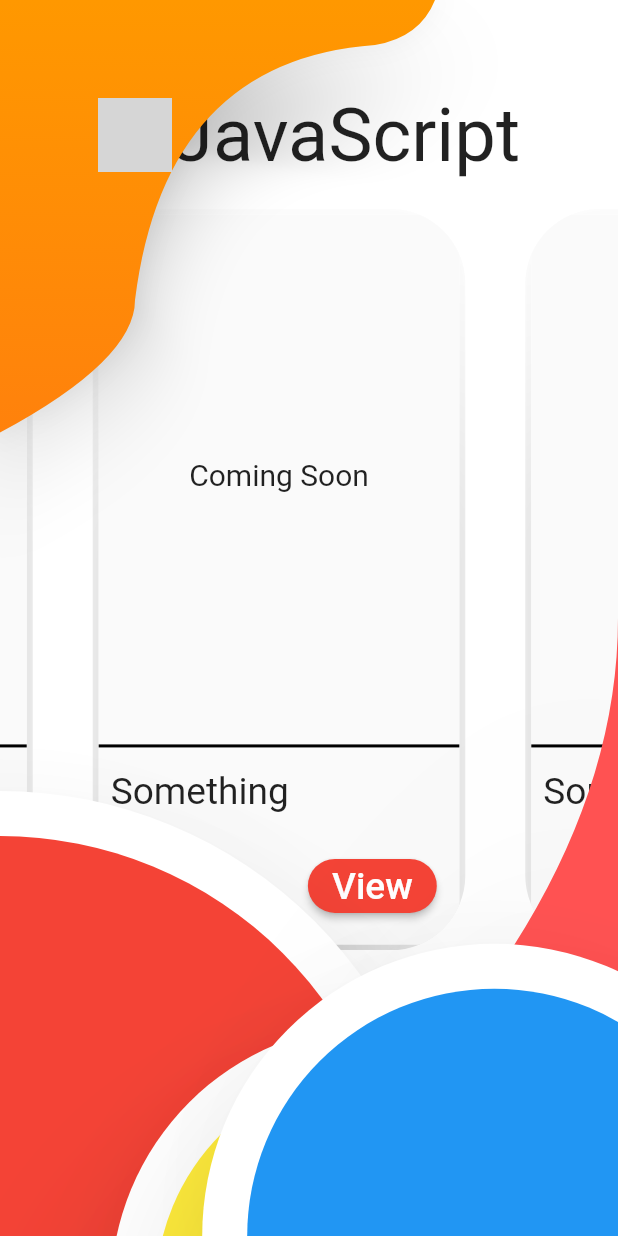
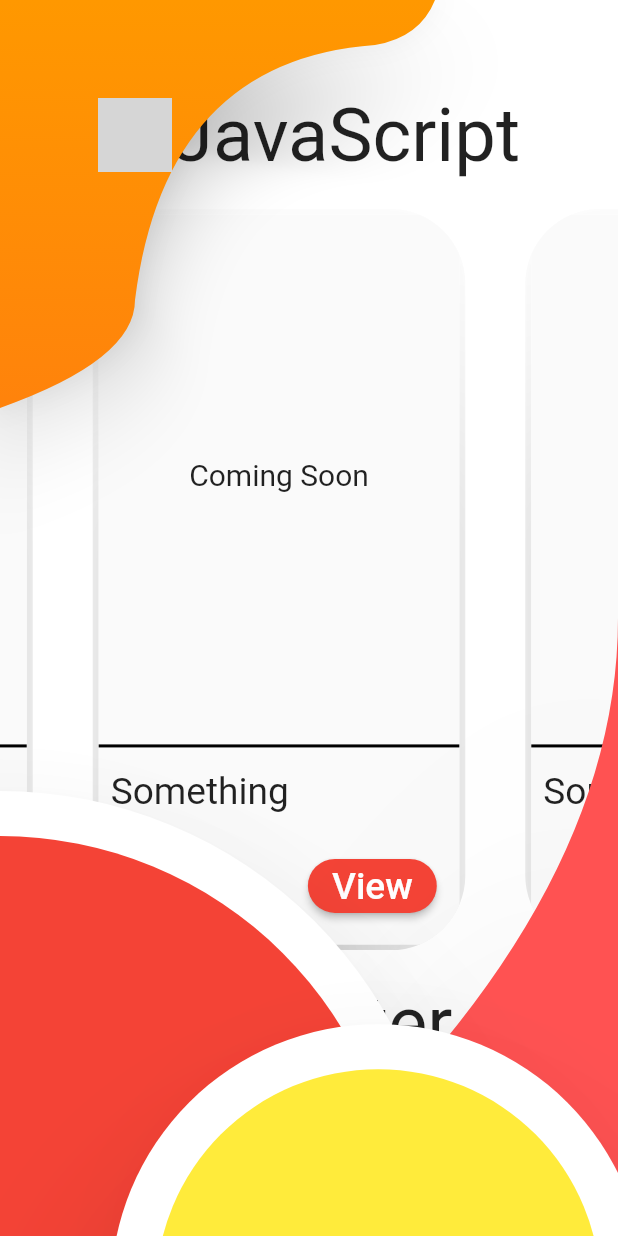
Before and after one commit to Fayiz-A/fayizali.com, a Flutter app: the screen it shows after launch, swiped to page 3, on a phone screen of 412 x 824 dp. Run offline on Flutter 3.47's test engine with Material 2 defaults, Android fonts, the phone set to English and light mode, and no system bars; our stand-ins replace bloc, flutter_bloc, url_strategy; missing offline and left inert: dart:html, poly; network calls fail; grey boxes are pictures that could not be loaded.

Commit message:
add SOME responsiveness to languages page

```diff
--- a/lib/routes/computer_languages_page.dart
+++ b/lib/routes/computer_languages_page.dart
@@ -89,13 +89,15 @@ class ComputerLanguagesPage extends StatelessWidget {
     ];
 
     return Scaffold(
-        body: Container(
+        body: LayoutBuilder(
+          builder: (context, constraints) {
+            return Container(
               width: double.infinity,
               height: double.infinity,
               color: Colors.white,
               child: CustomPaint(
                 size: Size.infinite,
-            foregroundPainter: FramePainter(),
+                foregroundPainter: constraints.maxWidth > constraints.maxHeight ? FramePainter():FramePainter(smallScreen: true),
                 child: ListView.builder(
                   padding: EdgeInsets.only(
                       top: windowSize.height * 0.05, bottom: windowSize.height * 0.2),
@@ -178,6 +180,8 @@ class ComputerLanguagesPage extends StatelessWidget {
                   },
                 ),
               ),
+            );
+          }
         )
     );
   }
```
Also changed, not shown: lib/widgets/arc_frame_painter.dart (+32 -26 lines). Lines whose indentation alone changed are shown as unchanged.
